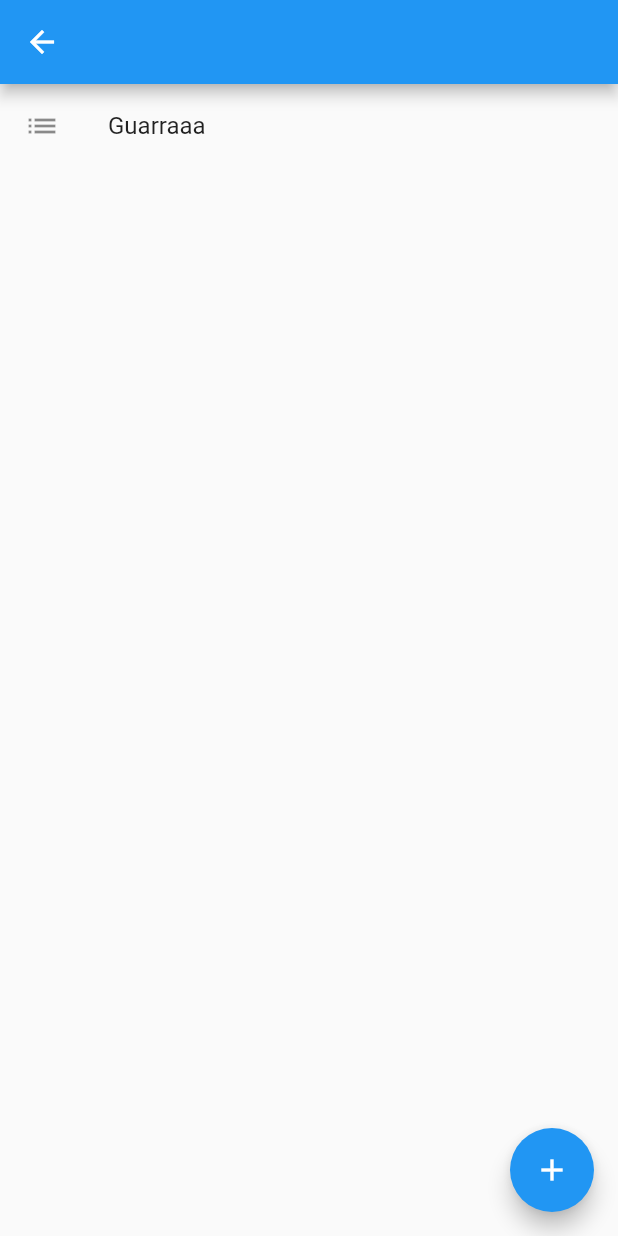
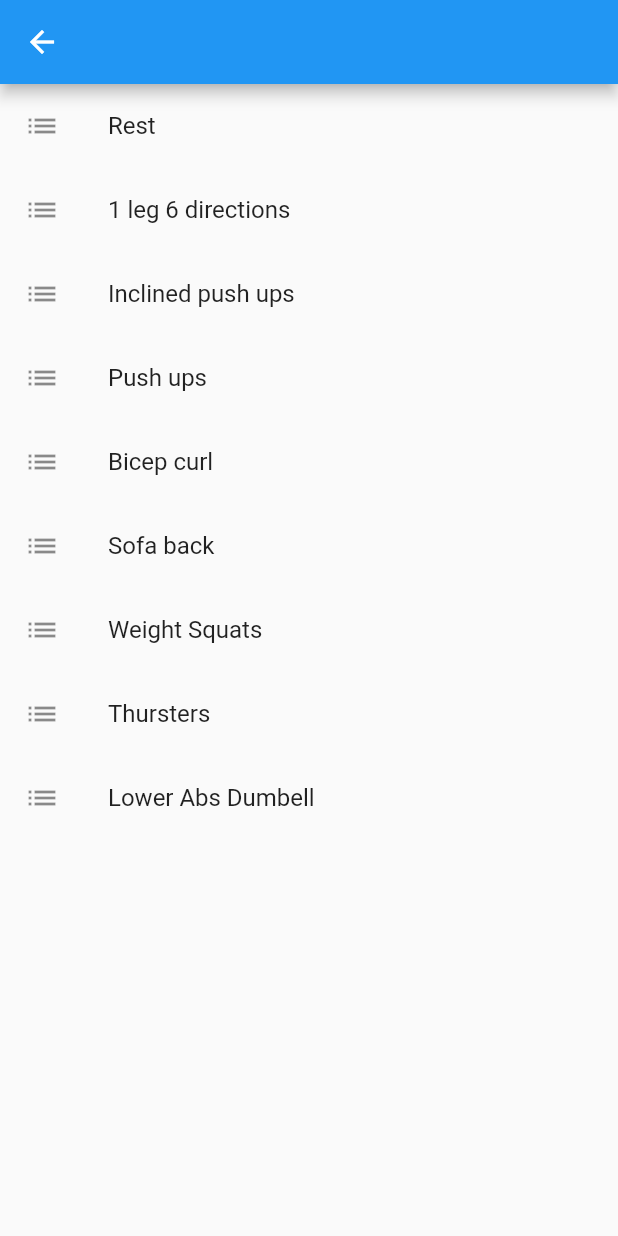
Before and after one commit to SergioMorenoAntequera/WorkoutTracker, a Flutter app: the SessionView screen opened directly, after a tap on the "add" icon, on a phone screen of 412 x 824 dp. Run offline on Flutter 3.47's test engine with Material 2 defaults, Android fonts, the phone set to English and light mode, and no system bars.

Commit message:
Adding exercises to session

```diff
--- a/lib/Models/exercise.dart
+++ b/lib/Models/exercise.dart
@@ -3,8 +3,13 @@ class Exercise {
   var end = DateTime(2021);
   var duration = 0; // Millis
 
+  var name = "";
   var type = 0;
   var muscles = 0;
   var participants = "";
   var description = "";
+
+  Exercise(name) {
+    this.name = name;
+  }
 }
--- /dev/null
+++ b/lib/Models/internet.dart
@@ -0,0 +1,9 @@
+import 'package:http/http.dart' as http;
+
+class Internet {
+  static get(url) async {
+    url = Uri.parse(url);
+    var response = await http.get(url);
+    return response.body;
+  }
+}
--- /dev/null
+++ b/lib/Views/select_exercise_view.dart
@@ -0,0 +1,40 @@
+import 'package:flutter/material.dart';
+import 'package:serangym/Models/exercise.dart';
+
+class SelectExerciseView extends StatelessWidget {
+  Function addExercise;
+  SelectExerciseView(this.addExercise, {Key? key}) : super(key: key);
+
+  @override
+  Widget build(BuildContext context) {
+    var availableExercises = [
+      Exercise("Rest"),
+      Exercise("1 leg 6 directions"),
+      Exercise("Inclined push ups"),
+      Exercise("Push ups"),
+      Exercise("Bicep curl"),
+      Exercise("Sofa back"),
+      Exercise("Weight Squats"),
+      Exercise("Thursters"),
+      Exercise("Lower Abs Dumbell"),
+    ];
+
+    return Scaffold(
+      appBar: AppBar(),
+      body: ListView.builder(
+        itemCount: availableExercises.length,
+        itemBuilder: (BuildContext context, int index) {
+          var exercise = availableExercises[index];
+          return ListTile(
+            leading: const Icon(Icons.list),
+            title: Text(exercise.name),
+            onTap: () => {
+              addExercise(availableExercises[index]),
+              Navigator.pop(context),
+            },
+          );
+        },
+      ),
+    );
+  }
+}
--- a/lib/Views/session_view.dart
+++ b/lib/Views/session_view.dart
@@ -1,6 +1,7 @@
 import 'package:flutter/material.dart';
 import 'package:serangym/Models/exercise.dart';
 import 'package:serangym/Models/session.dart';
+import 'package:serangym/Views/select_exercise_view.dart';
 
 class SessionView extends StatefulWidget {
   Session? session;
@@ -26,20 +27,27 @@ class _SessionViewState extends State<SessionView> {
           var exercise = session.exercises[index];
           return ListTile(
             leading: const Icon(Icons.list),
-            title: Text(exercise),
+            title: Text(exercise.name),
           );
         },
       ),
       floatingActionButton: FloatingActionButton(
-        onPressed: test,
+        onPressed: _showExerciseList,
         child: const Icon(Icons.add),
       ),
     );
   }
 
-  void test() {
+  void _showExerciseList() {
+    Navigator.push(
+      context,
+      MaterialPageRoute(builder: (context) => SelectExerciseView(addExercise)),
+    );
+  }
+
+  void addExercise(Exercise e) {
     setState(() {
-      session.exercises.add("Guarraaa");
+      session.exercises.add(e);
     });
   }
 }
--- a/lib/Widgets/exercise_card.dart
+++ b/lib/Widgets/exercise_card.dart
@@ -1,8 +1,7 @@
 import 'package:flutter/material.dart';
-import 'package:serangym/Models/exercise.dart';
 
 class ExerciseCard extends StatelessWidget {
-  const ExerciseCard(Exercise exercise, {Key? key}) : super(key: key);
+  const ExerciseCard({Key? key}) : super(key: key);
 
   @override
   Widget build(BuildContext context) {
--- a/pubspec.yaml
+++ b/pubspec.yaml
@@ -35,6 +35,7 @@ dependencies:
   # Use with the CupertinoIcons class for iOS style icons.
   cupertino_icons: ^1.0.2
   shared_preferences: ^2.0.8
+  http: ^0.13.3
 
 dev_dependencies:
   flutter_test:
```
Also changed, not shown: pubspec.lock.
